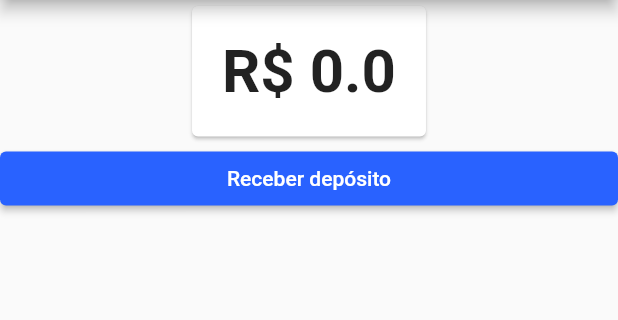
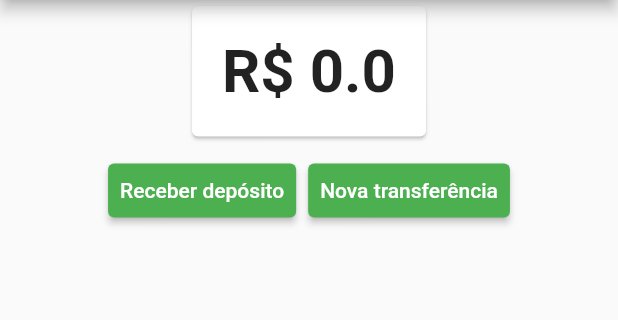
Before and after one commit to alshashiguchi/gerenciamento_estado_flutter, a Flutter app: the screen it shows after launch, on a phone screen of 412 x 824 dp, the part 84-404 px from its top. Run offline on Flutter 3.47's test engine with Material 2 defaults, Android fonts, the phone set to English and light mode, and no system bars.

Commit message:
Gerenciando as transferências

```diff
--- a/lib/screens/dashboard/dashboard.dart
+++ b/lib/screens/dashboard/dashboard.dart
@@ -1,6 +1,7 @@
 import 'package:bytebank/models/saldo.dart';
 import 'package:bytebank/screens/dashboard/saldo.dart';
 import 'package:bytebank/screens/deposito/formulario.dart';
+import 'package:bytebank/screens/transferencia/formulario.dart';
 import 'package:flutter/material.dart';
 import 'package:flutter/widgets.dart';
 import 'package:provider/provider.dart';
@@ -17,14 +18,29 @@ class Dashboard extends StatelessWidget {
             alignment: Alignment.topCenter,
             child: SaldoCard(),
           ),
+          ButtonBar(
+            alignment:MainAxisAlignment.center,
+            children: <Widget>[
               RaisedButton(
                 child: Text('Receber depósito'),
+                color: Colors.green,
                 onPressed: () {
                   Navigator.push(context, MaterialPageRoute(builder: (context) {
                     return FormularioDeposito();
                   }));
                 },
               ),
+              RaisedButton(
+                color: Colors.green,
+                child: Text('Nova transferência'),
+                onPressed: () {
+                  Navigator.push(context, MaterialPageRoute(builder: (context) {
+                    return FormularioTransferencia();
+                  }));
+                },
+              ),
+            ],
+          ),
         ],
       ),
     );
```
Also changed, not shown: lib/main.dart (+10 -2 lines), lib/models/transferencias.dart (added, +15 -0 lines), lib/screens/transferencia/formulario.dart (+20 -11 lines). Lines whose indentation alone changed are shown as unchanged.
